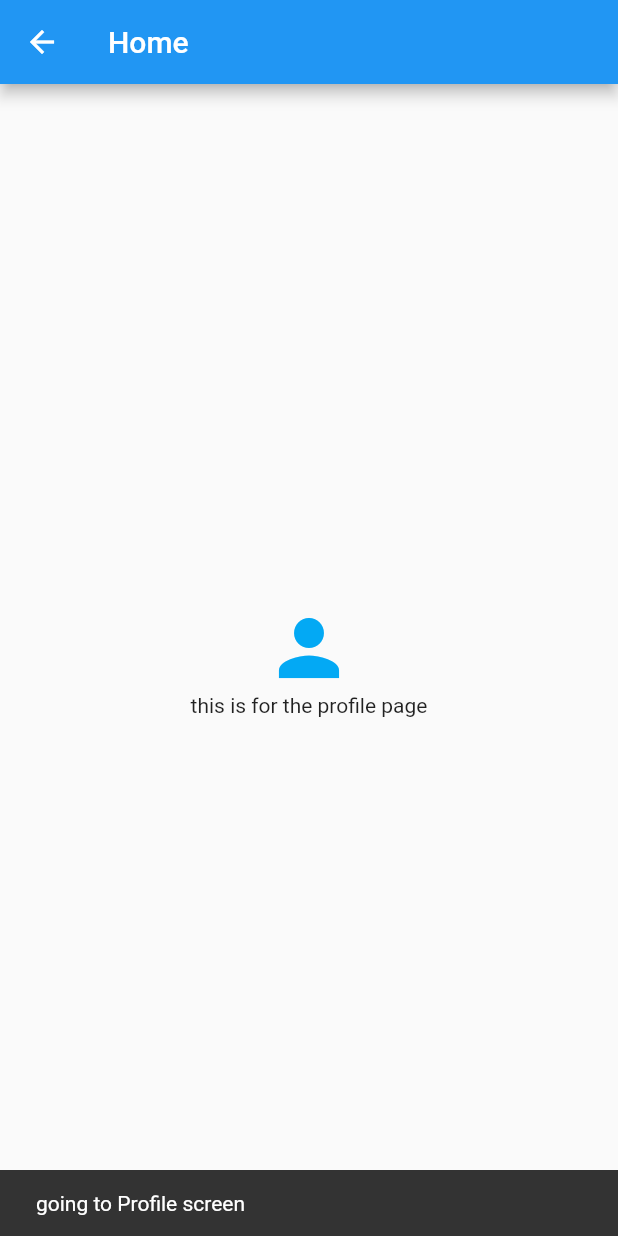
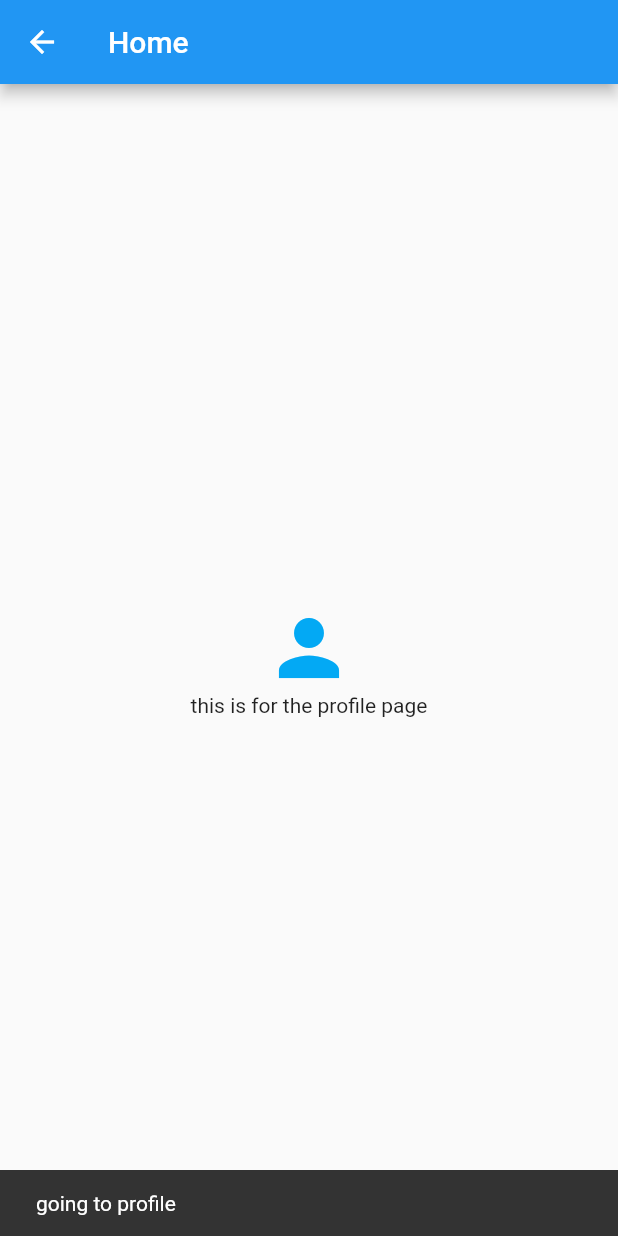
Before and after one commit to Amjadyabroudi128/ListView-scrollable, a Flutter app: the screen it shows after launch, after a tap on "Profile", on a phone screen of 412 x 824 dp. Run offline on Flutter 3.47's test engine with Material 2 defaults, Android fonts, the phone set to English and light mode, and no system bars.

```diff
--- a/lib/HomePage.dart
+++ b/lib/HomePage.dart
@@ -67,7 +67,7 @@ class _HomePageState extends State<HomePage> {
                             );
                             ScaffoldMessenger.of(context).showSnackBar(
                               SnackBar(
-                                content: Text('going to Profile screen'),
+                                content: Text('going to profile'),
                               ),
                             );
                           },
@@ -97,7 +97,7 @@ class _HomePageState extends State<HomePage> {
                             );
                             ScaffoldMessenger.of(context).showSnackBar(
                               SnackBar(
-                                content: Text('going to Work Screen'),
+                                content: Text('going to Work'),
                               ),
                             );
                           },
```
